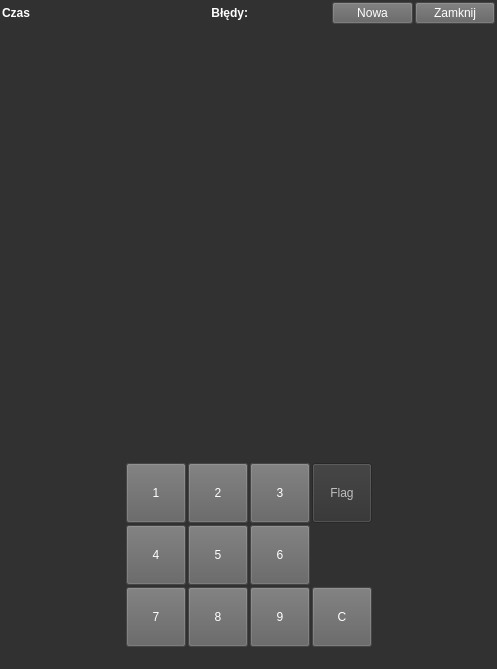
Kriskus/S_old, file src/mainwindow.ui: the form before one commit.
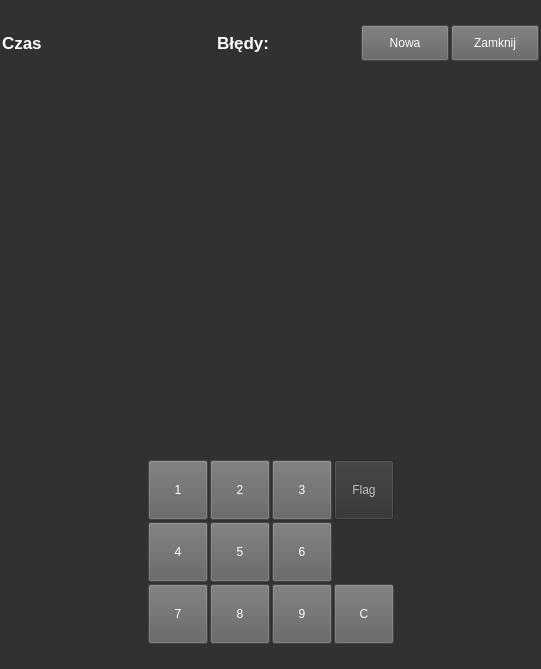
The form after the commit.

Diff of the .ui file:
```diff
--- a/src/mainwindow.ui
+++ b/src/mainwindow.ui
@@ -6,7 +6,7 @@
    <rect>
     <x>0</x>
     <y>0</y>
-    <width>379</width>
+    <width>541</width>
     <height>669</height>
    </rect>
   </property>
@@ -22,65 +22,24 @@
      <number>2</number>
     </property>
     <property name="topMargin">
-     <number>2</number>
+     <number>25</number>
     </property>
     <property name="rightMargin">
      <number>2</number>
     </property>
     <property name="bottomMargin">
-     <number>2</number>
+     <number>25</number>
     </property>
     <property name="spacing">
      <number>2</number>
     </property>
-    <item row="3" column="0" colspan="4">
-     <layout class="QGridLayout" name="gameLayout"/>
-    </item>
-    <item row="4" column="0" colspan="4">
-     <spacer name="verticalSpacer">
-      <property name="orientation">
-       <enum>Qt::Vertical</enum>
-      </property>
-      <property name="sizeHint" stdset="0">
-       <size>
-        <width>20</width>
-        <height>504</height>
-       </size>
-      </property>
-     </spacer>
-    </item>
-    <item row="6" column="3">
-     <spacer name="horizontalSpacer_2">
-      <property name="orientation">
-       <enum>Qt::Horizontal</enum>
-      </property>
-      <property name="sizeHint" stdset="0">
-       <size>
-        <width>40</width>
-        <height>20</height>
-       </size>
-      </property>
-     </spacer>
-    </item>
-    <item row="6" column="0">
-     <spacer name="horizontalSpacer">
-      <property name="orientation">
-       <enum>Qt::Horizontal</enum>
-      </property>
-      <property name="sizeHint" stdset="0">
-       <size>
-        <width>40</width>
-        <height>20</height>
-       </size>
-      </property>
-     </spacer>
-    </item>
     <item row="1" column="0" colspan="4">
      <layout class="QHBoxLayout" name="settingLayout">
       <item>
        <widget class="QLabel" name="labelTime">
         <property name="font">
          <font>
+          <pointsize>13</pointsize>
           <bold>true</bold>
          </font>
         </property>
@@ -111,6 +70,7 @@
        <widget class="QLabel" name="labelMistake">
         <property name="font">
          <font>
+          <pointsize>13</pointsize>
           <bold>true</bold>
          </font>
         </property>
@@ -142,6 +102,12 @@
       </item>
       <item>
        <widget class="QPushButton" name="pushButtonNew">
+        <property name="minimumSize">
+         <size>
+          <width>0</width>
+          <height>36</height>
+         </size>
+        </property>
         <property name="styleSheet">
          <string notr="true">background-color: rgb(97, 97, 97);
 color: rgb(255, 255, 255);</string>
@@ -153,6 +119,12 @@
       </item>
       <item>
        <widget class="QPushButton" name="pushButtonExit">
+        <property name="minimumSize">
+         <size>
+          <width>0</width>
+          <height>36</height>
+         </size>
+        </property>
         <property name="styleSheet">
          <string notr="true">background-color: rgb(97, 97, 97);
 color: rgb(255, 255, 255);</string>
@@ -164,13 +136,29 @@
       </item>
      </layout>
     </item>
-    <item row="5" column="1" colspan="2">
+    <item row="3" column="0" colspan="4">
+     <layout class="QGridLayout" name="gameLayout"/>
+    </item>
+    <item row="4" column="0" colspan="4">
+     <spacer name="verticalSpacer">
+      <property name="orientation">
+       <enum>Qt::Vertical</enum>
+      </property>
+      <property name="sizeHint" stdset="0">
+       <size>
+        <width>20</width>
+        <height>504</height>
+       </size>
+      </property>
+     </spacer>
+    </item>
+    <item row="5" column="0" colspan="4">
      <layout class="QGridLayout" name="buttonLayout">
       <property name="spacing">
        <number>2</number>
       </property>
-      <item row="2" column="0">
-       <widget class="QPushButton" name="pushButton_7">
+      <item row="1" column="1">
+       <widget class="QPushButton" name="pushButton_4">
         <property name="minimumSize">
          <size>
           <width>60</width>
@@ -188,11 +176,24 @@
 color: rgb(255, 255, 255);</string>
         </property>
         <property name="text">
-         <string>7</string>
+         <string>4</string>
         </property>
        </widget>
       </item>
-      <item row="0" column="0">
+      <item row="1" column="0">
+       <spacer name="horizontalSpacer">
+        <property name="orientation">
+         <enum>Qt::Horizontal</enum>
+        </property>
+        <property name="sizeHint" stdset="0">
+         <size>
+          <width>40</width>
+          <height>20</height>
+         </size>
+        </property>
+       </spacer>
+      </item>
+      <item row="0" column="1">
        <widget class="QPushButton" name="pushButton_1">
         <property name="minimumSize">
          <size>
@@ -216,29 +217,6 @@
        </widget>
       </item>
       <item row="2" column="2">
-       <widget class="QPushButton" name="pushButton_9">
-        <property name="minimumSize">
-         <size>
-          <width>60</width>
-          <height>60</height>
-         </size>
-        </property>
-        <property name="maximumSize">
-         <size>
-          <width>60</width>
-          <height>60</height>
-         </size>
-        </property>
-        <property name="styleSheet">
-         <string notr="true">background-color: rgb(97, 97, 97);
-color: rgb(255, 255, 255);</string>
-        </property>
-        <property name="text">
-         <string>9</string>
-        </property>
-       </widget>
-      </item>
-      <item row="2" column="1">
        <widget class="QPushButton" name="pushButton_8">
         <property name="minimumSize">
          <size>
@@ -261,8 +239,8 @@
         </property>
        </widget>
       </item>
-      <item row="1" column="1">
-       <widget class="QPushButton" name="pushButton_5">
+      <item row="2" column="3">
+       <widget class="QPushButton" name="pushButton_9">
         <property name="minimumSize">
          <size>
           <width>60</width>
@@ -280,11 +258,11 @@
 color: rgb(255, 255, 255);</string>
         </property>
         <property name="text">
-         <string>5</string>
+         <string>9</string>
         </property>
        </widget>
       </item>
-      <item row="0" column="1">
+      <item row="0" column="2">
        <widget class="QPushButton" name="pushButton_2">
         <property name="minimumSize">
          <size>
@@ -307,99 +285,7 @@
         </property>
        </widget>
       </item>
-      <item row="1" column="0">
-       <widget class="QPushButton" name="pushButton_4">
-        <property name="minimumSize">
-         <size>
-          <width>60</width>
-          <height>60</height>
-         </size>
-        </property>
-        <property name="maximumSize">
-         <size>
-          <width>60</width>
-          <height>60</height>
-         </size>
-        </property>
-        <property name="styleSheet">
-         <string notr="true">background-color: rgb(97, 97, 97);
-color: rgb(255, 255, 255);</string>
-        </property>
-        <property name="text">
-         <string>4</string>
-        </property>
-       </widget>
-      </item>
-      <item row="0" column="2">
-       <widget class="QPushButton" name="pushButton_3">
-        <property name="minimumSize">
-         <size>
-          <width>60</width>
-          <height>60</height>
-         </size>
-        </property>
-        <property name="maximumSize">
-         <size>
-          <width>60</width>
-          <height>60</height>
-         </size>
-        </property>
-        <property name="styleSheet">
-         <string notr="true">background-color: rgb(97, 97, 97);
-color: rgb(255, 255, 255);</string>
-        </property>
-        <property name="text">
-         <string>3</string>
-        </property>
-       </widget>
-      </item>
-      <item row="1" column="2">
-       <widget class="QPushButton" name="pushButton_6">
-        <property name="minimumSize">
-         <size>
-          <width>60</width>
-          <height>60</height>
-         </size>
-        </property>
-        <property name="maximumSize">
-         <size>
-          <width>60</width>
-          <height>60</height>
-         </size>
-        </property>
-        <property name="styleSheet">
-         <string notr="true">background-color: rgb(97, 97, 97);
-color: rgb(255, 255, 255);</string>
-        </property>
-        <property name="text">
-         <string>6</string>
-        </property>
-       </widget>
-      </item>
-      <item row="2" column="3">
-       <widget class="QPushButton" name="pushButton_C">
-        <property name="minimumSize">
-         <size>
-          <width>60</width>
-          <height>60</height>
-         </size>
-        </property>
-        <property name="maximumSize">
-         <size>
-          <width>60</width>
-          <height>60</height>
-         </size>
-        </property>
-        <property name="styleSheet">
-         <string notr="true">background-color: rgb(97, 97, 97);
-color: rgb(255, 255, 255);</string>
-        </property>
-        <property name="text">
-         <string>C</string>
-        </property>
-       </widget>
-      </item>
-      <item row="0" column="3">
+      <item row="0" column="4">
        <widget class="QPushButton" name="pushButton_Flag">
         <property name="enabled">
          <bool>false</bool>
@@ -421,6 +307,134 @@
         </property>
        </widget>
       </item>
+      <item row="1" column="2">
+       <widget class="QPushButton" name="pushButton_5">
+        <property name="minimumSize">
+         <size>
+          <width>60</width>
+          <height>60</height>
+         </size>
+        </property>
+        <property name="maximumSize">
+         <size>
+          <width>60</width>
+          <height>60</height>
+         </size>
+        </property>
+        <property name="styleSheet">
+         <string notr="true">background-color: rgb(97, 97, 97);
+color: rgb(255, 255, 255);</string>
+        </property>
+        <property name="text">
+         <string>5</string>
+        </property>
+       </widget>
+      </item>
+      <item row="2" column="4">
+       <widget class="QPushButton" name="pushButton_C">
+        <property name="minimumSize">
+         <size>
+          <width>60</width>
+          <height>60</height>
+         </size>
+        </property>
+        <property name="maximumSize">
+         <size>
+          <width>60</width>
+          <height>60</height>
+         </size>
+        </property>
+        <property name="styleSheet">
+         <string notr="true">background-color: rgb(97, 97, 97);
+color: rgb(255, 255, 255);</string>
+        </property>
+        <property name="text">
+         <string>C</string>
+        </property>
+       </widget>
+      </item>
+      <item row="2" column="1">
+       <widget class="QPushButton" name="pushButton_7">
+        <property name="minimumSize">
+         <size>
+          <width>60</width>
+          <height>60</height>
+         </size>
+        </property>
+        <property name="maximumSize">
+         <size>
+          <width>60</width>
+          <height>60</height>
+         </size>
+        </property>
+        <property name="styleSheet">
+         <string notr="true">background-color: rgb(97, 97, 97);
+color: rgb(255, 255, 255);</string>
+        </property>
+        <property name="text">
+         <string>7</string>
+        </property>
+       </widget>
+      </item>
+      <item row="0" column="3">
+       <widget class="QPushButton" name="pushButton_3">
+        <property name="minimumSize">
+         <size>
+          <width>60</width>
+          <height>60</height>
+         </size>
+        </property>
+        <property name="maximumSize">
+         <size>
+          <width>60</width>
+          <height>60</height>
+         </size>
+        </property>
+        <property name="styleSheet">
+         <string notr="true">background-color: rgb(97, 97, 97);
+color: rgb(255, 255, 255);</string>
+        </property>
+        <property name="text">
+         <string>3</string>
+        </property>
+       </widget>
+      </item>
+      <item row="1" column="3">
+       <widget class="QPushButton" name="pushButton_6">
+        <property name="minimumSize">
+         <size>
+          <width>60</width>
+          <height>60</height>
+         </size>
+        </property>
+        <property name="maximumSize">
+         <size>
+          <width>60</width>
+          <height>60</height>
+         </size>
+        </property>
+        <property name="styleSheet">
+         <string notr="true">background-color: rgb(97, 97, 97);
+color: rgb(255, 255, 255);</string>
+        </property>
+        <property name="text">
+         <string>6</string>
+        </property>
+       </widget>
+      </item>
+      <item row="0" column="5">
+       <spacer name="horizontalSpacer_2">
+        <property name="orientation">
+         <enum>Qt::Horizontal</enum>
+        </property>
+        <property name="sizeHint" stdset="0">
+         <size>
+          <width>40</width>
+          <height>20</height>
+         </size>
+        </property>
+       </spacer>
+      </item>
      </layout>
     </item>
    </layout>
```
